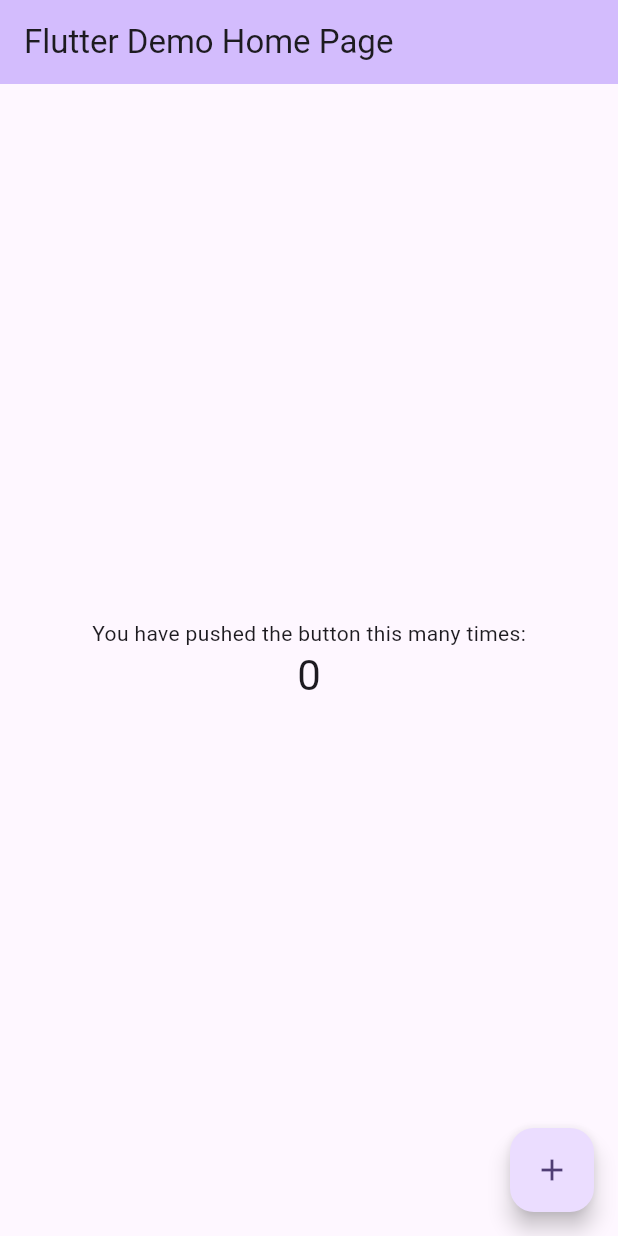
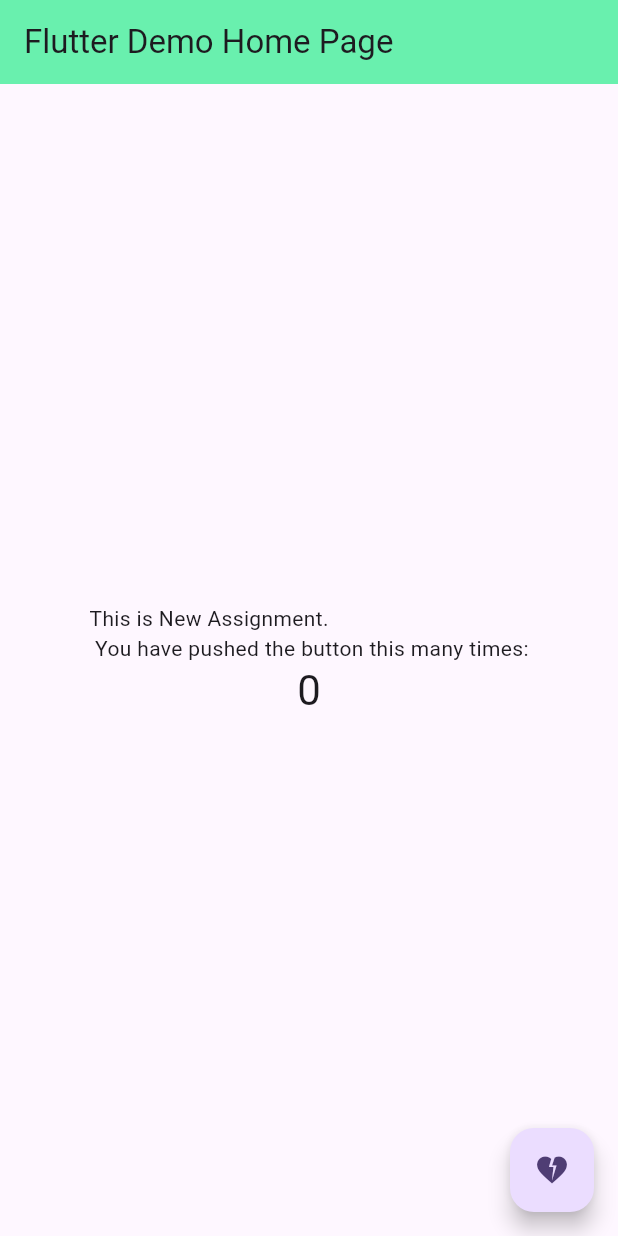
Before and after one commit to TaanTanode/Mobile-Web-Application, a Flutter app: the screen it shows after launch, on a phone screen of 412 x 824 dp. Run offline on Flutter 3.47's test engine with Material 3 defaults, Android fonts, the phone set to English and light mode, and no system bars.

Commit message:
new update

```diff
--- a/lib/main.dart
+++ b/lib/main.dart
@@ -7,27 +7,12 @@ void main() {
 class MyApp extends StatelessWidget {
   const MyApp({super.key});
 
-  // This widget is the root of your application.
   @override
   Widget build(BuildContext context) {
     return MaterialApp(
+      debugShowCheckedModeBanner: false,
       title: 'Flutter Demo',
       theme: ThemeData(
-        // This is the theme of your application.
-        //
-        // TRY THIS: Try running your application with "flutter run". You'll see
-        // the application has a purple toolbar. Then, without quitting the app,
-        // try changing the seedColor in the colorScheme below to Colors.green
-        // and then invoke "hot reload" (save your changes or press the "hot
-        // reload" button in a Flutter-supported IDE, or press "r" if you used
-        // the command line to start the app).
-        //
-        // Notice that the counter didn't reset back to zero; the application
-        // state is not lost during the reload. To reset the state, use hot
-        // restart instead.
-        //
-        // This works for code too, not just values: Most code changes can be
-        // tested with just a hot reload.
         colorScheme: ColorScheme.fromSeed(seedColor: Colors.deepPurple),
         useMaterial3: true,
       ),
@@ -38,15 +23,6 @@ class MyApp extends StatelessWidget {
 
 class MyHomePage extends StatefulWidget {
   const MyHomePage({super.key, required this.title});
-
-  // This widget is the home page of your application. It is stateful, meaning
-  // that it has a State object (defined below) that contains fields that affect
-  // how it looks.
-
-  // This class is the configuration for the state. It holds the values (in this
-  // case the title) provided by the parent (in this case the App widget) and
-  // used by the build method of the State. Fields in a Widget subclass are
-  // always marked "final".
 
   final String title;
 
@@ -59,54 +35,24 @@ class _MyHomePageState extends State<MyHomePage> {
 
   void _incrementCounter() {
     setState(() {
-      // This call to setState tells the Flutter framework that something has
-      // changed in this State, which causes it to rerun the build method below
-      // so that the display can reflect the updated values. If we changed
-      // _counter without calling setState(), then the build method would not be
-      // called again, and so nothing would appear to happen.
-      _counter++;
+      _counter--;
     });
   }
 
   @override
   Widget build(BuildContext context) {
-    // This method is rerun every time setState is called, for instance as done
-    // by the _incrementCounter method above.
-    //
-    // The Flutter framework has been optimized to make rerunning build methods
-    // fast, so that you can just rebuild anything that needs updating rather
-    // than having to individually change instances of widgets.
     return Scaffold(
       appBar: AppBar(
-        // TRY THIS: Try changing the color here to a specific color (to
-        // Colors.amber, perhaps?) and trigger a hot reload to see the AppBar
-        // change color while the other colors stay the same.
-        backgroundColor: Theme.of(context).colorScheme.inversePrimary,
-        // Here we take the value from the MyHomePage object that was created by
-        // the App.build method, and use it to set our appbar title.
+        // backgroundColor: Theme.of(context).colorScheme.inversePrimary,
+        backgroundColor: Colors.greenAccent,
         title: Text(widget.title),
       ),
       body: Center(
-        // Center is a layout widget. It takes a single child and positions it
-        // in the middle of the parent.
         child: Column(
-          // Column is also a layout widget. It takes a list of children and
-          // arranges them vertically. By default, it sizes itself to fit its
-          // children horizontally, and tries to be as tall as its parent.
-          //
-          // Column has various properties to control how it sizes itself and
-          // how it positions its children. Here we use mainAxisAlignment to
-          // center the children vertically; the main axis here is the vertical
-          // axis because Columns are vertical (the cross axis would be
-          // horizontal).
-          //
-          // TRY THIS: Invoke "debug painting" (choose the "Toggle Debug Paint"
-          // action in the IDE, or press "p" in the console), to see the
-          // wireframe for each widget.
           mainAxisAlignment: MainAxisAlignment.center,
           children: <Widget>[
             const Text(
-              'You have pushed the button this many times:',
+              'This is New Assignment.\n You have pushed the button this many times:',
             ),
             Text(
               '$_counter',
@@ -118,8 +64,8 @@ class _MyHomePageState extends State<MyHomePage> {
       floatingActionButton: FloatingActionButton(
         onPressed: _incrementCounter,
         tooltip: 'Increment',
-        child: const Icon(Icons.add),
-      ), // This trailing comma makes auto-formatting nicer for build methods.
+        child: const Icon(Icons.heart_broken),
+      ),
     );
   }
 }
```
